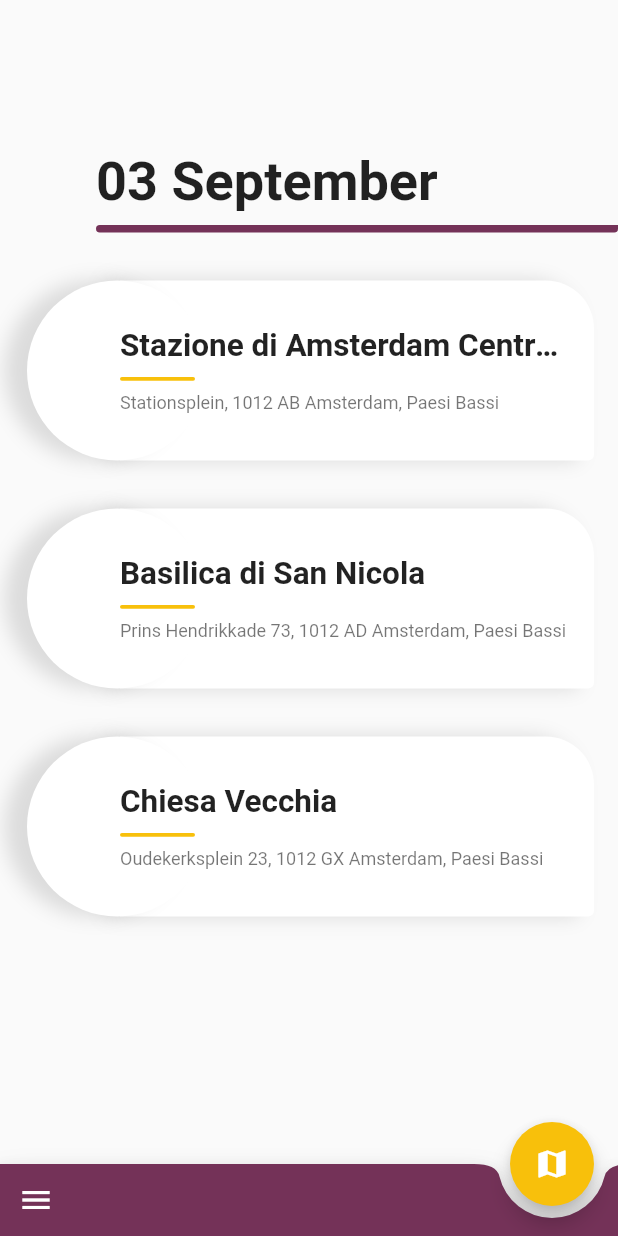
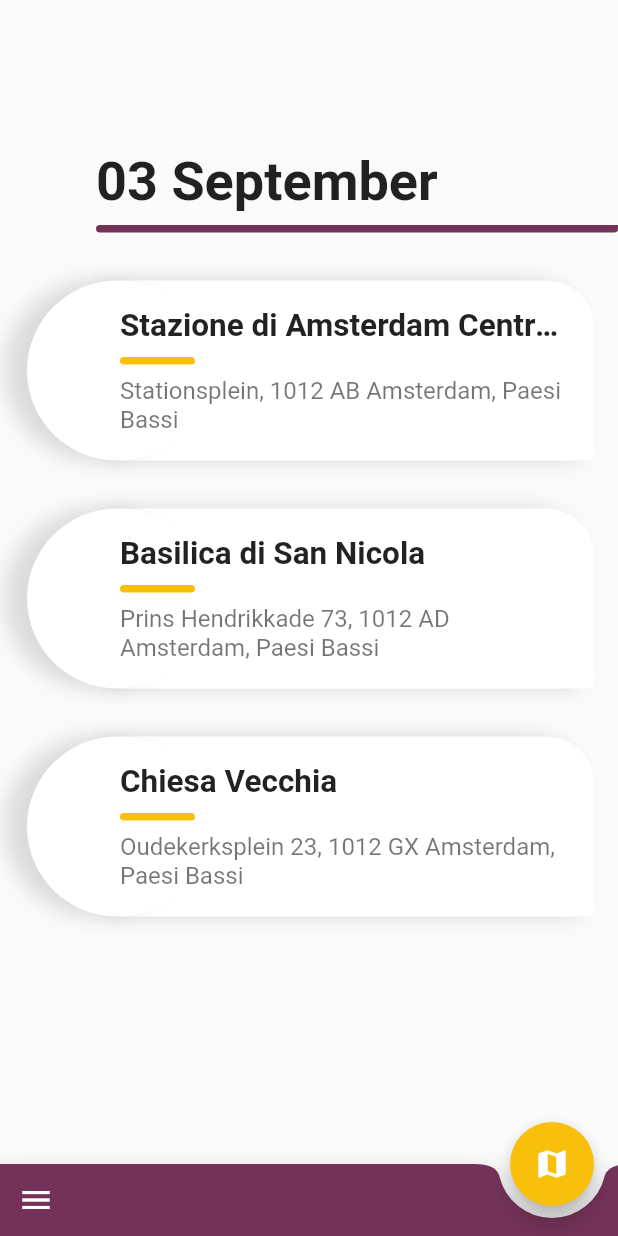
Before and after one commit to battagliandrea/ourjourneys, a Flutter app: the screen it shows after launch, on a phone screen of 412 x 824 dp. Run offline on Flutter 3.47's test engine with Material 2 defaults, Android fonts, the phone set to English and light mode, and no system bars; our stand-ins replace bloc, equatable, flutter_bloc, google_maps_flutter.

Commit message:
OJ - Poi List
- UI

```diff
--- a/lib/main.dart
+++ b/lib/main.dart
@@ -1,5 +1,6 @@
 import 'package:flutter/material.dart';
 import 'package:our_journeys/injection/dependency_injection.dart';
+import 'package:our_journeys/presentation/utils/colors.dart';
 import 'package:our_journeys/presentation/views/poi_list_page.dart';
 
 void main() => runApp(new MyApp());
@@ -13,7 +14,9 @@ class MyApp extends StatelessWidget {
 
     return new MaterialApp(
       title: 'Flutter Demo',
-      theme: new ThemeData(),
+      theme: new ThemeData(
+        primaryColor: OJColors.purple
+      ),
       home: new PoiListPage(),
     );
   }
--- a/lib/presentation/utils/colors.dart
+++ b/lib/presentation/utils/colors.dart
@@ -2,14 +2,16 @@ import 'package:flutter/material.dart';
 import 'package:flutter/cupertino.dart';
 
 class OJColors {
-  static Color purple = const Color(0xFF743258);
-  static Color yellow = const Color(0xFFF8C00B);
+  static const Color purple = Color(0xFF743258);
+  static const Color yellow = Color(0xFFF8C00B);
 
-  static Color white = const Color(0xFFFFFFFF);
-  static Color black = const Color(0xFF000000);
+  static const Color white = Color(0xFFFFFFFF);
+  static const Color black = Color(0xFF000000);
 
-  static Color iconColor = const Color(0xFFFFFFFF);
+  static const Color iconColor = Color(0xFFFFFFFF);
 
-  static Color cardColor = const Color(0xFFFFFFFF);
+  static const Color cardColor = Color(0xFFFFFFFF);
   static Color shadowColor = Colors.black12;
+
+  static Color overlayColor = Color(0xFF743258);
 }
--- a/lib/presentation/utils/dimens.dart
+++ b/lib/presentation/utils/dimens.dart
@@ -7,7 +7,8 @@ class OJDimens {
   static const double standardDoubleDistance = 32.0;
   static const double standardQuadrupleDistance = 64.0;
 
-  static const double rowHeight = 124.0;
+  static const double rowPoiHeight = 124.0;
+  static const double rowDayHeight = 64.0;
   static const double circleDimens = 20.0;
 
   static const double lineHorizontalSmallHeight = 2.5;
@@ -17,4 +18,10 @@ class OJDimens {
 
   static const double radius = 8.0;
 
+  static const double elevationNope = 0.0;
+  static const double elevation = 4.0;
+  static const double elevationDouble = 8.0;
+
+  static const double expandableHeaderHeight = 250.0;
+
 }
--- a/lib/presentation/utils/typography.dart
+++ b/lib/presentation/utils/typography.dart
@@ -1,9 +1,20 @@
 import 'package:flutter/material.dart';
+import 'package:our_journeys/presentation/utils/colors.dart';
 
 class OJTypography {
 
-  static TextStyle h4Font = const TextStyle(color: Colors.black87, fontSize: 36.0, fontWeight: FontWeight.bold);
-  static TextStyle h6Font = const TextStyle(color: Colors.black87, fontSize: 21.0, fontWeight: FontWeight.bold);
+  static TextStyle h4FontMain = const TextStyle(color: Colors.black87, fontSize: 36.0, fontWeight: FontWeight.bold);
+  static TextStyle h6FontMain = const TextStyle(color: Colors.black87, fontSize: 21.0, fontWeight: FontWeight.bold);
+  static TextStyle b1FontMain = const TextStyle(color: Colors.black54, fontSize: 16.0, fontWeight: FontWeight.normal);
+  static TextStyle b2FontMain = const TextStyle(color: Colors.black54, fontSize: 14.0, fontWeight: FontWeight.normal);
 
-  static TextStyle b1Font = const TextStyle(color: Colors.black54, fontSize: 12.0, fontWeight: FontWeight.normal);
+  static TextStyle h4FontSecondary = const TextStyle(color: Colors.white, fontSize: 36.0, fontWeight: FontWeight.bold);
+  static TextStyle h6FontSecondary = const TextStyle(color: Colors.white, fontSize: 21.0, fontWeight: FontWeight.bold);
+  static TextStyle b1FontSecondary = const TextStyle(color: Colors.white, fontSize: 16.0, fontWeight: FontWeight.normal);
+  static TextStyle b2FontSecondary = const TextStyle(color: Colors.white, fontSize: 14.0, fontWeight: FontWeight.normal);
+
+  static TextStyle h4FontTertiary = const TextStyle(color: OJColors.purple, fontSize: 36.0, fontWeight: FontWeight.bold);
+  static TextStyle h6FontTertiary = const TextStyle(color: OJColors.purple, fontSize: 21.0, fontWeight: FontWeight.bold);
+  static TextStyle b1FontTertiary = const TextStyle(color: OJColors.purple, fontSize: 16.0, fontWeight: FontWeight.normal);
+  static TextStyle b2FontTertiary = const TextStyle(color: OJColors.purple, fontSize: 14.0, fontWeight: FontWeight.normal);
 }
--- a/lib/presentation/views/poi_list_page.dart
+++ b/lib/presentation/views/poi_list_page.dart
@@ -10,6 +10,7 @@ import 'package:our_journeys/presentation/utils/colors.dart';
 import 'package:our_journeys/presentation/utils/dimens.dart';
 import 'package:our_journeys/presentation/utils/typography.dart';
 import 'package:our_journeys/presentation/views/map_page.dart';
+import 'package:our_journeys/presentation/views/poi_detail_page.dart';
 import 'package:our_journeys/presentation/widgets/horizontal_line.dart';
 
 
@@ -100,7 +101,7 @@ class _PoiListPageState extends State<PoiListPage> {
                       new SliverToBoxAdapter(
                         child: new Container(
                           padding: const EdgeInsets.only(top: 100.0, left: OJDimens.standardQuadrupleDistance, right: OJDimens.standardQuadrupleDistance),
-                          child: new Text("${state.day.getFormattedDate()}", style: OJTypography.h4Font, maxLines: 1, overflow: TextOverflow.ellipsis),
+                          child: new Text("${state.day.getFormattedDate()}", style: OJTypography.h4FontMain, maxLines: 1, overflow: TextOverflow.ellipsis),
                           height: 150,
                         ),
                       ),
@@ -142,7 +143,11 @@ class _PoiListPageState extends State<PoiListPage> {
   }
 
   Widget _buildRow(context, int index, Poi poi) {
-    return new Container(
+    return InkWell(
+      onTap: (){
+        Navigator.push(context, MaterialPageRoute(builder: (context) => PoiDetailPage(poi: poi)));
+      },
+      child: new Container(
           margin: const EdgeInsets.symmetric(
             vertical: OJDimens.standardDistance,
             horizontal: OJDimens.standardDistance,
@@ -152,7 +157,7 @@ class _PoiListPageState extends State<PoiListPage> {
 
 
               new Container(
-              height: OJDimens.rowHeight,
+                height: OJDimens.rowPoiHeight,
                 margin: new EdgeInsets.only(left: OJDimens.standardQuadrupleDistance),
                 padding: new EdgeInsets.only(left: OJDimens.standardQuadrupleDistance, right: OJDimens.standardDistance),
                 decoration: new BoxDecoration(
@@ -176,8 +181,8 @@ class _PoiListPageState extends State<PoiListPage> {
                 ),
                 alignment: FractionalOffset.centerLeft,
                 child: new Container(
-                  width: OJDimens.rowHeight,
-                  height: OJDimens.rowHeight,
+                    width: OJDimens.rowPoiHeight,
+                    height: OJDimens.rowPoiHeight,
                     decoration: new BoxDecoration(
                       shape: BoxShape.circle,
                       color: OJColors.cardColor,
@@ -192,16 +197,16 @@ class _PoiListPageState extends State<PoiListPage> {
               ),
 
               new Container(
-              height: OJDimens.rowHeight,
+                height: OJDimens.rowPoiHeight,
                 margin: new EdgeInsets.only(left: OJDimens.standardQuadrupleDistance, right: OJDimens.standardDistance),
                 child: new Column(
                   mainAxisAlignment: MainAxisAlignment.center,
                   crossAxisAlignment: CrossAxisAlignment.start,
                   children: <Widget>[
-                  new Text("${poi.name}", style: OJTypography.h6Font, maxLines: 1, overflow: TextOverflow.ellipsis),
+                    new Text("${poi.name}", style: OJTypography.h6FontMain, maxLines: 1, overflow: TextOverflow.ellipsis),
                     new HorizontalLine(
                       color: OJColors.yellow,
-                    height: OJDimens.lineHorizontalSmallHeight,
+                      height: OJDimens.lineHorizontalHeight,
                       width: OJDimens.lineHorizontalWidth,
                       paddingTop: OJDimens.standardHalfDistance,
                       paddingBottom: OJDimens.standardHalfDistance,
@@ -210,13 +215,14 @@ class _PoiListPageState extends State<PoiListPage> {
                       radiusTopRight: Radius.circular(OJDimens.radius),
                       radiusBottomRight: Radius.circular(OJDimens.radius),
                     ),
-                  new Text("${poi.address}", style: OJTypography.b1Font)
+                    new Text("${poi.address}", style: OJTypography.b1FontMain)
                   ],
                 ),
               )
 
             ],
           )
+      ),
     );
   }
 
@@ -233,7 +239,6 @@ class _PoiListPageState extends State<PoiListPage> {
 
                 if(state is DaysLoaded){
                   return new Container(
-                    padding: EdgeInsets.symmetric(horizontal: OJDimens.standardDistance),
                       child: new ListView.builder(
                           itemCount: state.days.length,
                           itemBuilder: (BuildContext _context, int i) {
@@ -254,8 +259,15 @@ class _PoiListPageState extends State<PoiListPage> {
   }
 
   Widget _buildDayRow(context, int index, int lastIndex, Day day) {
-    return new Container(
-        height: 64.0,
+    return InkWell(
+      onTap: (){
+        Navigator.pop(context);
+        _postBloc.dispatch(FetchPoi(day.index));
+        _dayBloc.dispatch(FetchDays(day.index));
+      },
+      child: new Container(
+          padding: EdgeInsets.symmetric(horizontal: OJDimens.standardDistance),
+          height: OJDimens.rowDayHeight,
           child: new Stack(
             children: <Widget>[
 
@@ -263,27 +275,20 @@ class _PoiListPageState extends State<PoiListPage> {
 
               _buildDayRowPoint(context),
 
-            new GestureDetector(
-              child: new Container(
+              new Container(
                 margin: new EdgeInsets.only(left: OJDimens.standardQuadrupleDistance, right: OJDimens.standardDistance),
                 child: new Column(
                   mainAxisAlignment: MainAxisAlignment.center,
                   crossAxisAlignment: CrossAxisAlignment.start,
                   children: <Widget>[
-                    new Text("${day.getFormattedDate()}", style: OJTypography.h6Font, maxLines: 1, overflow: TextOverflow.ellipsis),
+                    new Text("${day.getFormattedDate()}", style: OJTypography.h6FontMain, maxLines: 1, overflow: TextOverflow.ellipsis),
                   ],
                 ),
               ),
-              onTap: () {
-                Navigator.pop(context);
-                _postBloc.dispatch(FetchPoi(day.index));
-                _dayBloc.dispatch(FetchDays(day.index));
-              },
-            )
-
 
             ],
           )
+      ),
     );
   }
 
```
Also changed, not shown: lib/presentation/views/map_page.dart (+13 -13 lines), lib/presentation/views/poi_detail_page.dart (+32 -11 lines), 7 other files. Lines whose indentation alone changed are shown as unchanged.
